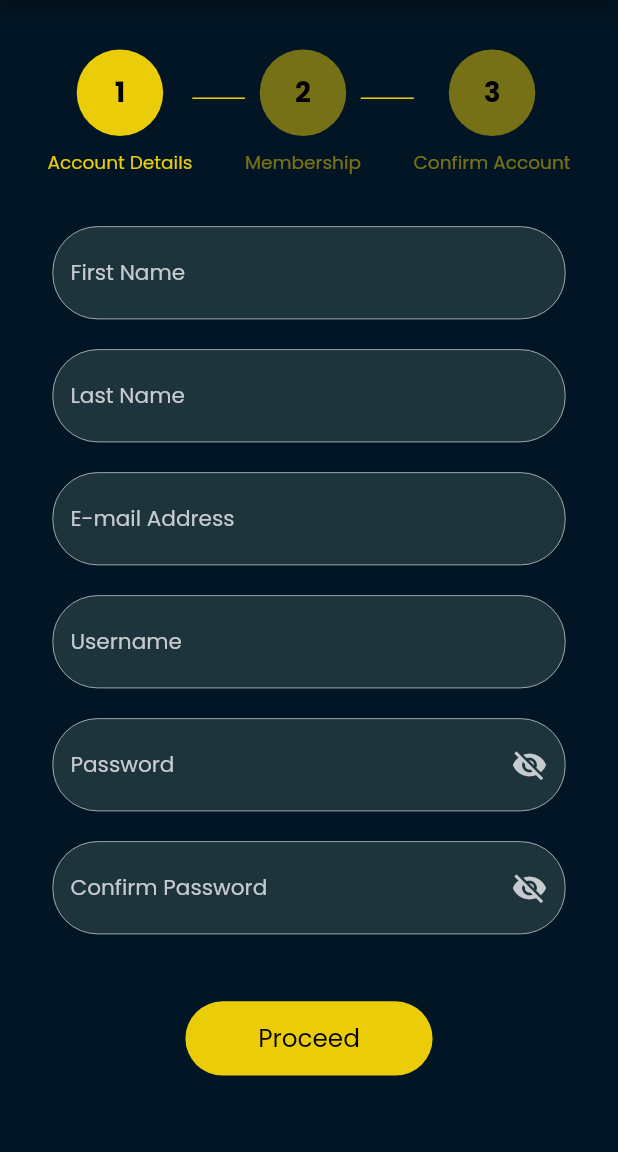
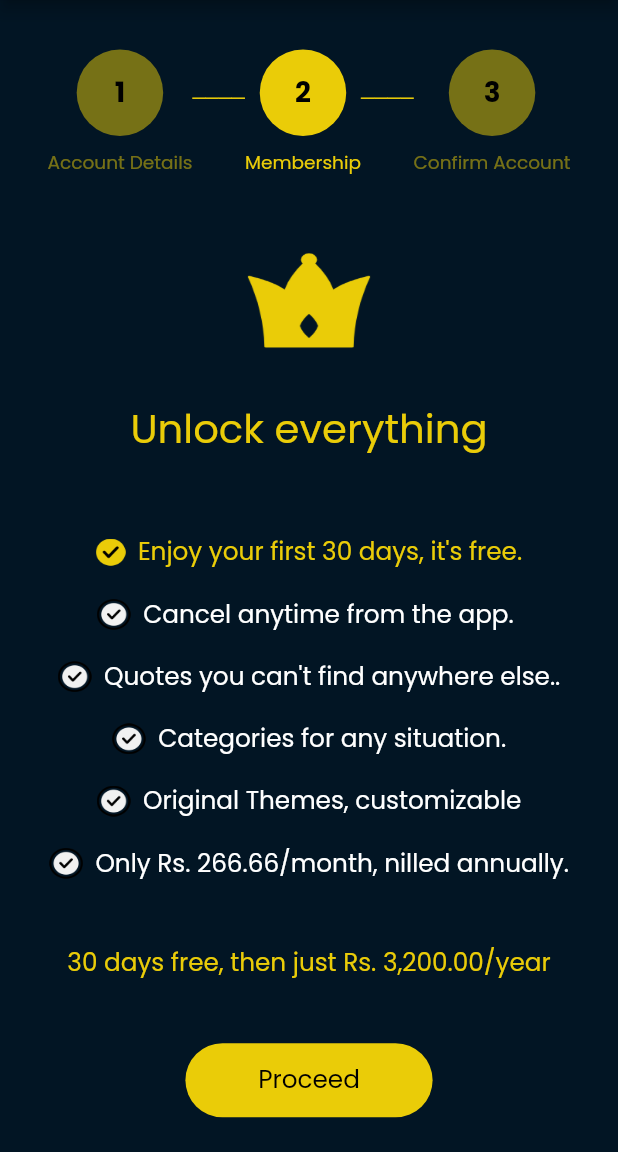
Before and after one commit to hamzaubit/daytofortune_app, a Flutter app: the signUpScreen screen opened directly, after a tap on "Proceed", on a phone screen of 412 x 824 dp, the part 84-1236 px from its top. Run offline on Flutter 3.47's test engine with Material 2 defaults, Android fonts, the phone set to English and light mode, and no system bars; our stand-ins replace google_fonts.

Commit message:
initial commit

```diff
--- /dev/null
+++ b/lib/views/drawerMenu/confirmAccount.dart
@@ -0,0 +1,95 @@
+import 'package:daytofortune_app/widgets/colorClass.dart';
+import 'package:daytofortune_app/widgets/sizeconfig.dart';
+import 'package:flutter/material.dart';
+import 'package:google_fonts/google_fonts.dart';
+
+class confirmAccount extends StatefulWidget {
+  @override
+  _confirmAccountState createState() => _confirmAccountState();
+}
+
+class _confirmAccountState extends State<confirmAccount> {
+  @override
+  Widget build(BuildContext context) {
+    SizeConfig().init(context);
+    return Scaffold(
+      backgroundColor: primaryThemeColor,
+      appBar: AppBar(
+        backgroundColor: drawerColor,
+        title: Text("Sign Up",style: GoogleFonts.poppins(color: secondaryThemeColor,fontSize: SizeConfig.blockSizeHorizontal! * 6.5),),
+      ),
+      body: SingleChildScrollView(
+        child: Column(
+          children: [
+            SizedBox(height: SizeConfig.blockSizeVertical! * 4,),
+            Padding(
+              padding: const EdgeInsets.only(left: 10,right: 10),
+              child: Row(
+                mainAxisAlignment: MainAxisAlignment.center,
+                children: [
+                  Column(
+                    children: [
+                      Container(
+                        height: SizeConfig.blockSizeVertical! * 7,
+                        width: SizeConfig.blockSizeHorizontal! * 14,
+                        decoration: BoxDecoration(
+                            color: secondaryThemeColor.withOpacity(0.5),
+                            borderRadius: BorderRadius.all(Radius.circular(30))
+                        ),
+                        child: Center(child: Text("1",style: GoogleFonts.poppins(color: Colors.black,fontSize: SizeConfig.blockSizeHorizontal! * 4.5,
+                            fontWeight: FontWeight.w700))),
+                      ),
+                      SizedBox(height: SizeConfig.blockSizeVertical! * 1,),
+                      Text("Account Details",style: GoogleFonts.poppins(color: secondaryThemeColor.withOpacity(0.5),fontSize: SizeConfig.blockSizeHorizontal! * 3.0))
+                    ],
+                  ),
+                  Padding(
+                    padding: const EdgeInsets.only(bottom: 20),
+                    child: Text("────",style: GoogleFonts.poppins(color: secondaryThemeColor,fontSize: SizeConfig.blockSizeHorizontal! * 3.0)),
+                  ),
+                  Column(
+                    children: [
+                      Container(
+                        height: SizeConfig.blockSizeVertical! * 7,
+                        width: SizeConfig.blockSizeHorizontal! * 14,
+                        decoration: BoxDecoration(
+                            color: secondaryThemeColor.withOpacity(0.5),
+                            borderRadius: BorderRadius.all(Radius.circular(30))
+                        ),
+                        child: Center(child: Text("2",style: GoogleFonts.poppins(color: Colors.black,fontSize: SizeConfig.blockSizeHorizontal! * 4.5,
+                            fontWeight: FontWeight.w700))),
+                      ),
+                      SizedBox(height: SizeConfig.blockSizeVertical! * 1,),
+                      Text("Membership",style: GoogleFonts.poppins(color: secondaryThemeColor.withOpacity(0.5),fontSize: SizeConfig.blockSizeHorizontal! * 3.0))
+                    ],
+                  ),
+                  Padding(
+                    padding: const EdgeInsets.only(bottom: 20),
+                    child: Text("────",style: GoogleFonts.poppins(color: secondaryThemeColor,fontSize: SizeConfig.blockSizeHorizontal! * 3.0)),
+                  ),
+                  Column(
+                    children: [
+                      Container(
+                        height: SizeConfig.blockSizeVertical! * 7,
+                        width: SizeConfig.blockSizeHorizontal! * 14,
+                        decoration: BoxDecoration(
+                            color: secondaryThemeColor,
+                            borderRadius: BorderRadius.all(Radius.circular(30))
+                        ),
+                        child: Center(child: Text("3",style: GoogleFonts.poppins(color: Colors.black,fontSize: SizeConfig.blockSizeHorizontal! * 4.5,
+                            fontWeight: FontWeight.w700))),
+                      ),
+                      SizedBox(height: SizeConfig.blockSizeVertical! * 1,),
+                      Text("Confirm Account",style: GoogleFonts.poppins(color: secondaryThemeColor,fontSize: SizeConfig.blockSizeHorizontal! * 3.0))
+                    ],
+                  ),
+                ],
+              ),
+            ),
+            SizedBox(height: SizeConfig.blockSizeVertical! * 6,),
+          ],
+        ),
+      ),
+    );
+  }
+}
--- /dev/null
+++ b/lib/views/drawerMenu/membershipScreen.dart
@@ -0,0 +1,235 @@
+import 'package:daytofortune_app/widgets/colorClass.dart';
+import 'package:daytofortune_app/widgets/sizeconfig.dart';
+import 'package:flutter/material.dart';
+import 'package:google_fonts/google_fonts.dart';
+
+import 'confirmAccount.dart';
+
+class membershipScreen extends StatefulWidget {
+  @override
+  _membershipScreenState createState() => _membershipScreenState();
+}
+
+class _membershipScreenState extends State<membershipScreen> {
+  @override
+  Widget build(BuildContext context) {
+    SizeConfig().init(context);
+    return Scaffold(
+      backgroundColor: primaryThemeColor,
+      appBar: AppBar(
+        backgroundColor: drawerColor,
+        title: Text("Sign Up",style: GoogleFonts.poppins(color: secondaryThemeColor,fontSize: SizeConfig.blockSizeHorizontal! * 6.5),),
+      ),
+      body: SingleChildScrollView(
+        child: Column(
+          children: [
+            SizedBox(height: SizeConfig.blockSizeVertical! * 4,),
+            Padding(
+              padding: const EdgeInsets.only(left: 10,right: 10),
+              child: Row(
+                mainAxisAlignment: MainAxisAlignment.center,
+                children: [
+                  Column(
+                    children: [
+                      Container(
+                        height: SizeConfig.blockSizeVertical! * 7,
+                        width: SizeConfig.blockSizeHorizontal! * 14,
+                        decoration: BoxDecoration(
+                            color: secondaryThemeColor.withOpacity(0.5),
+                            borderRadius: BorderRadius.all(Radius.circular(30))
+                        ),
+                        child: Center(child: Text("1",style: GoogleFonts.poppins(color: Colors.black,fontSize: SizeConfig.blockSizeHorizontal! * 4.5,
+                            fontWeight: FontWeight.w700))),
+                      ),
+                      SizedBox(height: SizeConfig.blockSizeVertical! * 1,),
+                      Text("Account Details",style: GoogleFonts.poppins(color: secondaryThemeColor.withOpacity(0.5),fontSize: SizeConfig.blockSizeHorizontal! * 3.0))
+                    ],
+                  ),
+                  Padding(
+                    padding: const EdgeInsets.only(bottom: 20),
+                    child: Text("────",style: GoogleFonts.poppins(color: secondaryThemeColor,fontSize: SizeConfig.blockSizeHorizontal! * 3.0)),
+                  ),
+                  Column(
+                    children: [
+                      Container(
+                        height: SizeConfig.blockSizeVertical! * 7,
+                        width: SizeConfig.blockSizeHorizontal! * 14,
+                        decoration: BoxDecoration(
+                            color: secondaryThemeColor,
+                            borderRadius: BorderRadius.all(Radius.circular(30))
+                        ),
+                        child: Center(child: Text("2",style: GoogleFonts.poppins(color: Colors.black,fontSize: SizeConfig.blockSizeHorizontal! * 4.5,
+                            fontWeight: FontWeight.w700))),
+                      ),
+                      SizedBox(height: SizeConfig.blockSizeVertical! * 1,),
+                      Text("Membership",style: GoogleFonts.poppins(color: secondaryThemeColor,fontSize: SizeConfig.blockSizeHorizontal! * 3.0))
+                    ],
+                  ),
+                  Padding(
+                    padding: const EdgeInsets.only(bottom: 20),
+                    child: Text("────",style: GoogleFonts.poppins(color: secondaryThemeColor,fontSize: SizeConfig.blockSizeHorizontal! * 3.0)),
+                  ),
+                  Column(
+                    children: [
+                      Container(
+                        height: SizeConfig.blockSizeVertical! * 7,
+                        width: SizeConfig.blockSizeHorizontal! * 14,
+                        decoration: BoxDecoration(
+                            color: secondaryThemeColor.withOpacity(0.5),
+                            borderRadius: BorderRadius.all(Radius.circular(30))
+                        ),
+                        child: Center(child: Text("3",style: GoogleFonts.poppins(color: Colors.black,fontSize: SizeConfig.blockSizeHorizontal! * 4.5,
+                            fontWeight: FontWeight.w700))),
+                      ),
+                      SizedBox(height: SizeConfig.blockSizeVertical! * 1,),
+                      Text("Confirm Account",style: GoogleFonts.poppins(color: secondaryThemeColor.withOpacity(0.5),fontSize: SizeConfig.blockSizeHorizontal! * 3.0))
+                    ],
+                  ),
+                ],
+              ),
+            ),
+            SizedBox(height: SizeConfig.blockSizeVertical! * 6,),
+            Container(
+              height: SizeConfig.blockSizeVertical! * 8,
+              width: SizeConfig.blockSizeHorizontal! * 20,
+              decoration: BoxDecoration(
+                  image: DecorationImage(
+                      image: AssetImage('assets/images/crown.png'),fit: BoxFit.fill
+                  )
+              ),
+            ),
+            SizedBox(height: SizeConfig.blockSizeVertical! * 4,),
+            Text("Unlock everything",style: GoogleFonts.poppins(color: secondaryThemeColor,fontSize: SizeConfig.blockSizeHorizontal! * 6.5),),
+            SizedBox(height: SizeConfig.blockSizeVertical! * 6,),
+            Row(
+              mainAxisAlignment: MainAxisAlignment.center,
+              children: [
+                Container(
+                  height: SizeConfig.blockSizeVertical! * 2.2,
+                  width: SizeConfig.blockSizeHorizontal! * 4.8,
+                  decoration: BoxDecoration(
+                      image: DecorationImage(
+                          image: AssetImage('assets/images/selectedTick.png'),fit: BoxFit.fill
+                      )
+                  ),
+                ),
+                SizedBox(width: SizeConfig.blockSizeHorizontal! * 2,),
+                Text("Enjoy your first 30 days, it's free.",style: GoogleFonts.poppins(color: secondaryThemeColor,fontSize: SizeConfig.blockSizeHorizontal! * 4),)
+              ],
+            ),
+            SizedBox(height: SizeConfig.blockSizeVertical! * 2,),
+            Padding(
+              padding: const EdgeInsets.only(right: 5),
+              child: Row(
+                mainAxisAlignment: MainAxisAlignment.center,
+                children: [
+                  Container(
+                    height: SizeConfig.blockSizeVertical! * 2.5,
+                    width: SizeConfig.blockSizeHorizontal! * 5.5,
+                    decoration: BoxDecoration(
+                        image: DecorationImage(
+                            image: AssetImage('assets/images/tick.png'),fit: BoxFit.fill
+                        )
+                    ),
+                  ),
+                  SizedBox(width: SizeConfig.blockSizeHorizontal! * 2,),
+                  Text("Cancel anytime from the app.",style: GoogleFonts.poppins(color: Colors.white,fontSize: SizeConfig.blockSizeHorizontal! * 4),)
+                ],
+              ),
+            ),
+            SizedBox(height: SizeConfig.blockSizeVertical! * 2,),
+            Row(
+              mainAxisAlignment: MainAxisAlignment.center,
+              children: [
+                Container(
+                  height: SizeConfig.blockSizeVertical! * 2.5,
+                  width: SizeConfig.blockSizeHorizontal! * 5.5,
+                  decoration: BoxDecoration(
+                      image: DecorationImage(
+                          image: AssetImage('assets/images/tick.png'),fit: BoxFit.fill
+                      )
+                  ),
+                ),
+                SizedBox(width: SizeConfig.blockSizeHorizontal! * 2,),
+                Text("Quotes you can't find anywhere else..",style: GoogleFonts.poppins(color: Colors.white,fontSize: SizeConfig.blockSizeHorizontal! * 4),)
+              ],
+            ),
+            SizedBox(height: SizeConfig.blockSizeVertical! * 2,),
+            Row(
+              mainAxisAlignment: MainAxisAlignment.center,
+              children: [
+                Container(
+                  height: SizeConfig.blockSizeVertical! * 2.5,
+                  width: SizeConfig.blockSizeHorizontal! * 5.5,
+                  decoration: BoxDecoration(
+                      image: DecorationImage(
+                          image: AssetImage('assets/images/tick.png'),fit: BoxFit.fill
+                      )
+                  ),
+                ),
+                SizedBox(width: SizeConfig.blockSizeHorizontal! * 2,),
+                Text("Categories for any situation.",style: GoogleFonts.poppins(color: Colors.white,fontSize: SizeConfig.blockSizeHorizontal! * 4),)
+              ],
+            ),
+            SizedBox(height: SizeConfig.blockSizeVertical! * 2,),
+            Row(
+              mainAxisAlignment: MainAxisAlignment.center,
+              children: [
+                Container(
+                  height: SizeConfig.blockSizeVertical! * 2.5,
+                  width: SizeConfig.blockSizeHorizontal! * 5.5,
+                  decoration: BoxDecoration(
+                      image: DecorationImage(
+                          image: AssetImage('assets/images/tick.png'),fit: BoxFit.fill
+                      )
+                  ),
+                ),
+                SizedBox(width: SizeConfig.blockSizeHorizontal! * 2,),
+                Text("Original Themes, customizable",style: GoogleFonts.poppins(color: Colors.white,fontSize: SizeConfig.blockSizeHorizontal! * 4),)
+              ],
+            ),
+            SizedBox(height: SizeConfig.blockSizeVertical! * 2,),
+            Row(
+              mainAxisAlignment: MainAxisAlignment.center,
+              children: [
+                Container(
+                  height: SizeConfig.blockSizeVertical! * 2.5,
+                  width: SizeConfig.blockSizeHorizontal! * 5.5,
+                  decoration: BoxDecoration(
+                      image: DecorationImage(
+                          image: AssetImage('assets/images/tick.png'),fit: BoxFit.fill
+                      )
+                  ),
+                ),
+                SizedBox(width: SizeConfig.blockSizeHorizontal! * 2,),
+                Text("Only Rs. 266.66/month, nilled annually.",style: GoogleFonts.poppins(color: Colors.white,fontSize: SizeConfig.blockSizeHorizontal! * 4),)
+              ],
+            ),
+            SizedBox(height: SizeConfig.blockSizeVertical! * 5,),
+            Text("30 days free, then just Rs. 3,200.00/year",style: GoogleFonts.poppins(color: secondaryThemeColor,fontSize: SizeConfig.blockSizeHorizontal! * 4),),
+            SizedBox(height: SizeConfig.blockSizeVertical! * 5,),
+            GestureDetector(
+              onTap: (){
+                Navigator.push(context, MaterialPageRoute(builder: (context) => confirmAccount()));
+              },
+              child: Container(
+                  height: SizeConfig.blockSizeVertical! * 6,
+                  width: SizeConfig.blockSizeHorizontal! * 40,
+                  decoration: BoxDecoration(
+                      color: secondaryThemeColor,
+                      borderRadius: BorderRadius.all(Radius.circular(30))
+                  ),
+                  child: Row(
+                    mainAxisAlignment: MainAxisAlignment.center,
+                    children: [
+                      Text("Proceed",style: GoogleFonts.poppins(fontSize: SizeConfig.blockSizeHorizontal! * 4,color: Colors.black),),
+                    ],
+                  )
+              ),
+            ),
+          ],
+        ),
+      ),
+    );
+  }
+}
--- a/lib/views/drawerMenu/signUpScreen.dart
+++ b/lib/views/drawerMenu/signUpScreen.dart
@@ -2,6 +2,8 @@ import 'package:daytofortune_app/widgets/colorClass.dart';
 import 'package:daytofortune_app/widgets/sizeconfig.dart';
 import 'package:flutter/material.dart';
 import 'package:google_fonts/google_fonts.dart';
+
+import 'membershipScreen.dart';
 
 class signUpScreen extends StatefulWidget {
   @override
@@ -289,7 +291,7 @@ class _signUpScreenState extends State<signUpScreen> {
                   SizedBox(height: SizeConfig.blockSizeVertical! * 3,),
                   GestureDetector(
                     onTap: (){
-
+                      Navigator.push(context, MaterialPageRoute(builder: (context) => membershipScreen()));
                     },
                     child: Container(
                         height: SizeConfig.blockSizeVertical! * 6,
--- a/lib/views/premiumScreen.dart
+++ b/lib/views/premiumScreen.dart
@@ -86,7 +86,7 @@ class premiumScreen extends StatelessWidget {
                 ),
               ),
               SizedBox(width: SizeConfig.blockSizeHorizontal! * 2,),
-              Text("Enjoy your first 30 days, it's free.",style: GoogleFonts.poppins(color: Colors.white,fontSize: SizeConfig.blockSizeHorizontal! * 4),)
+              Text("Quotes you can't find anywhere else..",style: GoogleFonts.poppins(color: Colors.white,fontSize: SizeConfig.blockSizeHorizontal! * 4),)
             ],
           ),
           SizedBox(height: SizeConfig.blockSizeVertical! * 2,),
@@ -103,7 +103,7 @@ class premiumScreen extends StatelessWidget {
                 ),
               ),
               SizedBox(width: SizeConfig.blockSizeHorizontal! * 2,),
-              Text("Enjoy your first 30 days, it's free.",style: GoogleFonts.poppins(color: Colors.white,fontSize: SizeConfig.blockSizeHorizontal! * 4),)
+              Text("Categories for any situation.",style: GoogleFonts.poppins(color: Colors.white,fontSize: SizeConfig.blockSizeHorizontal! * 4),)
             ],
           ),
           SizedBox(height: SizeConfig.blockSizeVertical! * 2,),
@@ -120,7 +120,7 @@ class premiumScreen extends StatelessWidget {
                 ),
               ),
               SizedBox(width: SizeConfig.blockSizeHorizontal! * 2,),
-              Text("Enjoy your first 30 days, it's free.",style: GoogleFonts.poppins(color: Colors.white,fontSize: SizeConfig.blockSizeHorizontal! * 4),)
+              Text("Original Themes, customizable",style: GoogleFonts.poppins(color: Colors.white,fontSize: SizeConfig.blockSizeHorizontal! * 4),)
             ],
           ),
           SizedBox(height: SizeConfig.blockSizeVertical! * 2,),
@@ -137,7 +137,7 @@ class premiumScreen extends StatelessWidget {
                 ),
               ),
               SizedBox(width: SizeConfig.blockSizeHorizontal! * 2,),
-              Text("Enjoy your first 30 days, it's free.",style: GoogleFonts.poppins(color: Colors.white,fontSize: SizeConfig.blockSizeHorizontal! * 4),)
+              Text("Only Rs. 266.66/month, nilled annually.",style: GoogleFonts.poppins(color: Colors.white,fontSize: SizeConfig.blockSizeHorizontal! * 4),)
             ],
           ),
           SizedBox(height: SizeConfig.blockSizeVertical! * 10,),
```
